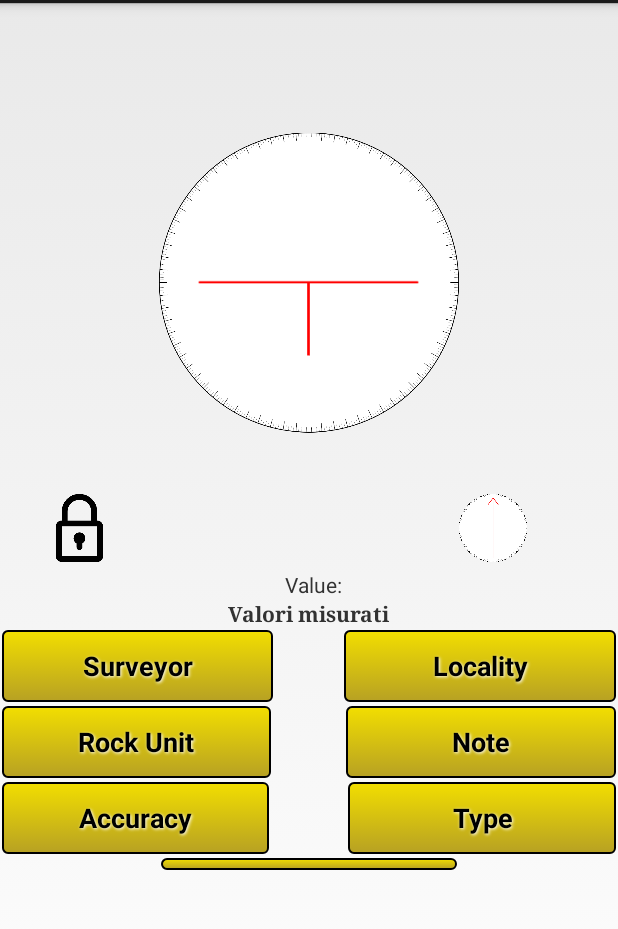
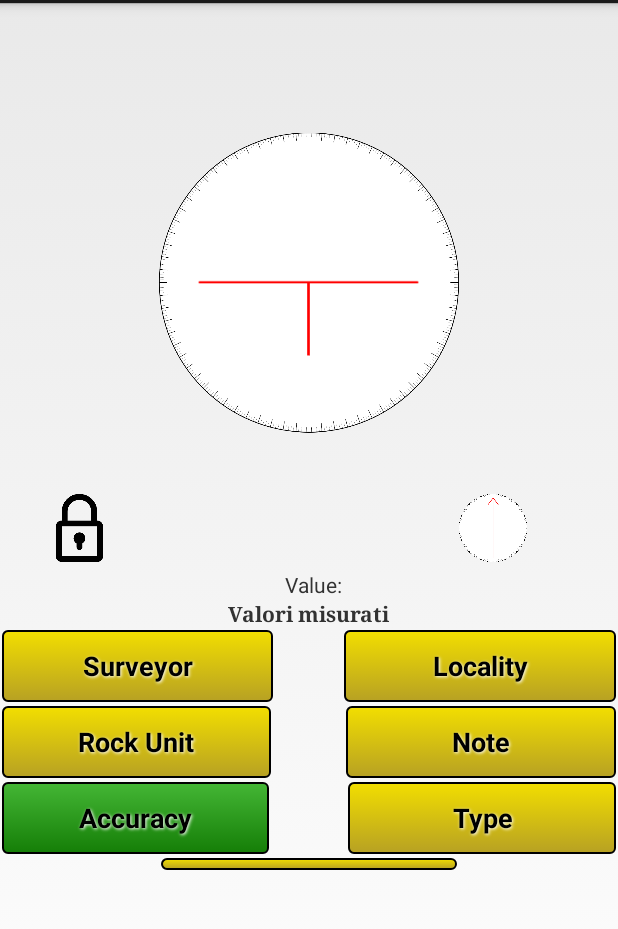
Before and after one commit to rossia/beedip, an Android app: the layout fragment_compass.xml on its own in the app's theme, with its tools: preview values and no code run, on a phone screen of 412 x 824 dp, the part 69-998 px from its top. Run offline under Robolectric (Android 15) with nearby library versions, the phone set to English and light mode, and no system bars.

Commit message:
uniformed accuracy button

```diff
--- /dev/null
+++ b/beedip/src/main/res/drawable/accuracy_green.xml
@@ -0,0 +1,37 @@
+<?xml version="1.0" encoding="utf-8" ?>
+<selector xmlns:android="http://schemas.android.com/apk/res/android">
+    <item android:state_pressed="true" >
+        <shape>
+            <solid
+                android:color="#0e4d05" />
+            <stroke
+                android:width="1dp"
+                android:color="#000000" />
+            <corners
+                android:radius="3dp" />
+            <padding
+                android:left="5dp"
+                android:top="5dp"
+                android:right="5dp"
+                android:bottom="5dp" />
+        </shape>
+    </item>
+    <item>
+        <shape>
+            <gradient
+                android:startColor="#44b635"
+                android:endColor="#157e07"
+                android:angle="270" />
+            <stroke
+                android:width="1dp"
+                android:color="#000000" />
+            <corners
+                android:radius="3dp" />
+            <padding
+                android:left="5dp"
+                android:top="5dp"
+                android:right="5dp"
+                android:bottom="5dp" />
+        </shape>
+    </item>
+</selector>
--- a/beedip/src/main/res/layout/fragment_compass.xml
+++ b/beedip/src/main/res/layout/fragment_compass.xml
@@ -63,7 +63,7 @@
         android:layout_width="100dp"
         android:layout_height="wrap_content"
         android:text="@string/accuracy"
-        android:background="@drawable/button_shape"
+        android:background="@drawable/accuracy_green"
         style="@style/ButtonStyle"
         android:layout_marginTop="11dp"
         android:layout_below="@+id/rockUnit"
```
Also changed, not shown: beedip/src/main/java/it/uniurb/beedip/CompassFragment.java (+9 -5 lines), beedip/src/main/res/drawable/accuracy_red.xml (added, +37 -0 lines).
